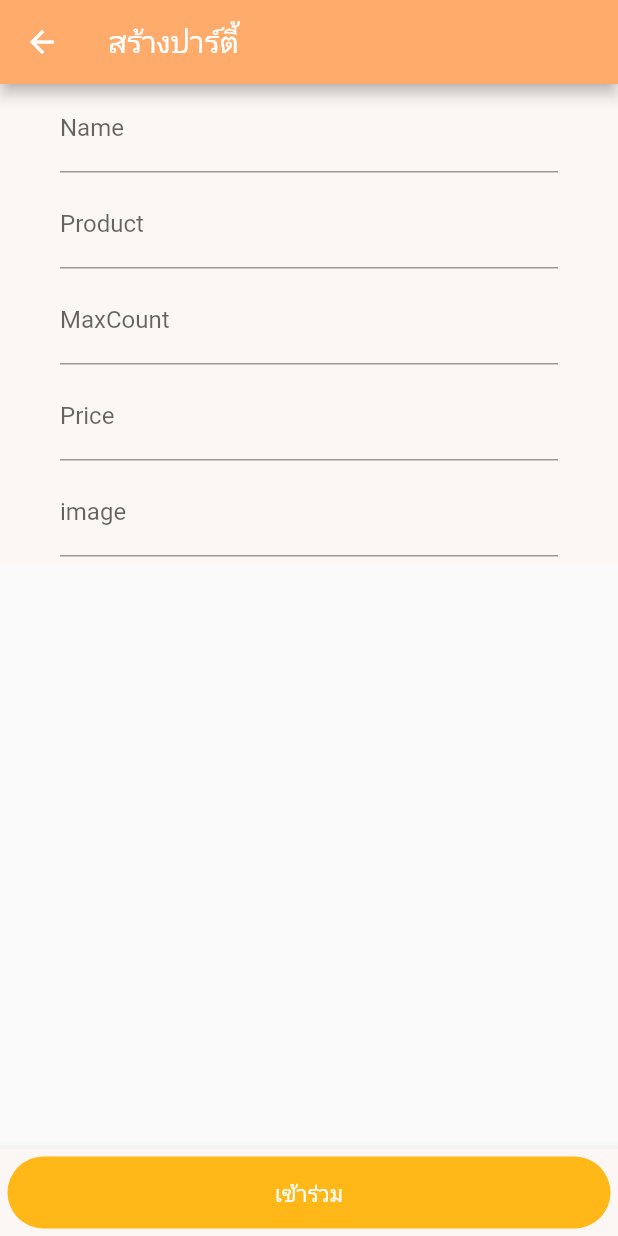
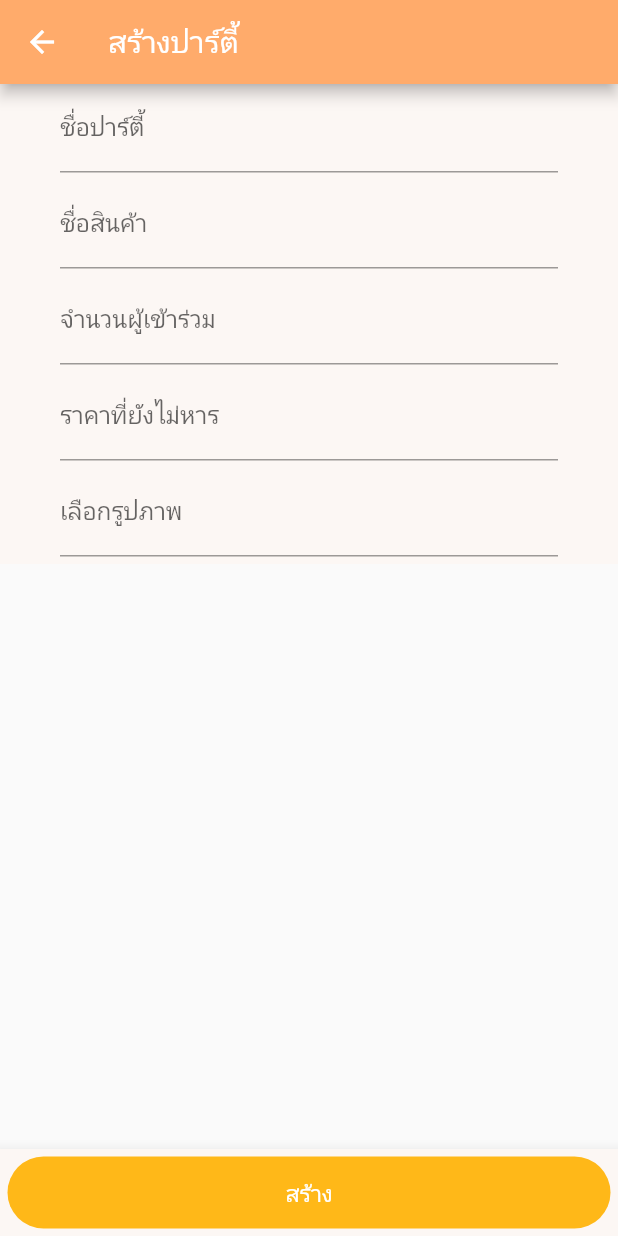
Before and after one commit to Wilaiwandansakchai/partyhaan-flutter, a Flutter app: the CreatePartyScreen screen opened directly, on a phone screen of 412 x 824 dp. Run offline on Flutter 3.47's test engine with Material 2 defaults, Android fonts, the phone set to English and light mode, and no system bars; our stand-ins replace bloc, cloud_firestore, equatable, firebase_auth, firebase_core, flutter_bloc; missing offline and left inert: flow_builder; accounts and stored records are empty.

Commit message:
[Mod] create party

```diff
--- a/lib/customs/custom_color.dart
+++ b/lib/customs/custom_color.dart
@@ -10,6 +10,8 @@ class IColors {
   static const Color textPrice = Color(0xFF717171);
 
   static const Color btnYellow = Color(0xFFffb818);
+  static const Color btnDisable = Color(0xdbe7e3da);
+  static const Color btnGreen = Color(0xFF3A6F14);
 
 
 
--- a/lib/customs/custom_text.dart
+++ b/lib/customs/custom_text.dart
@@ -19,13 +19,21 @@ class IText {
 
   //
   static const String partyJoinBtn = "เข้าร่วม";
+  static const String partyCloseBtn = "ปิดดีล";
 
   //createParty
   static const String navCreateParty = "สร้างปาร์ตี้";
+  static const String createPartyBtn = "สร้าง";
+  static const String createPartyName = "ชื่อปาร์ตี้";
+  static const String createPartyProduct = "ชื่อสินค้า";
+  static const String createPartyMaxCount = "จำนวนผู้เข้าร่วม";
+  static const String createPartyPrice = "ราคาที่ยังไม่หาร";
+
+  static const String createPartyImage = "เลือกรูปภาพ";
+
 
   //partyDetail
   static const String partyDetailFullCost = "ราคาเต็ม";
   static const String partyDetailCost = "ราคาเมื่อเข้าร่วม";
 
-
 }
--- a/lib/models/party_model.dart
+++ b/lib/models/party_model.dart
@@ -10,7 +10,9 @@ class Party {
   final int price;
   final List<String> member;
   final String host;
-   String? id;
+  String? id;
+  bool? isHost;
+  bool? isMember;
 
   Party(
       {required this.createDate,
@@ -22,7 +24,9 @@ class Party {
       required this.price,
       required this.member,
       required this.host,
-      this.id});
+      this.id,
+      this.isHost,
+      this.isMember});
 
   List<Object> get props =>
       [createDate, image, name, product, maxCount, count, price, member, host];
--- a/lib/repositories/party_repository.dart
+++ b/lib/repositories/party_repository.dart
@@ -19,4 +19,10 @@ class PartyRepository {
   }) {
     return _apiService.joinParty(party: party, memberList: memberList);
   }
+
+  Future<void> deleteParty({
+    required Party party,
+  }) {
+    return _apiService.deleteParty(party: party);
+  }
 }
--- a/lib/screen/createParty/view/create_party_screen.dart
+++ b/lib/screen/createParty/view/create_party_screen.dart
@@ -29,7 +29,8 @@ class CreatePartyScreen extends StatelessWidget {
           ),
           bottomNavigationBar: const _BottomNav(),
           body: SafeArea(
-            child: Container(color: IColors.bgEgg,
+            child: Container(
+                color: IColors.bgEgg,
                 padding: const EdgeInsets.only(
                     right: IValue.mainPaddingRL, left: IValue.mainPaddingRL),
                 child: const PartyForm()),
@@ -54,7 +55,7 @@ class _BottomNav extends StatelessWidget {
                   borderRadius: BorderRadius.circular(IValue.btnRadius)),
               child: TextButton(
                 onPressed: () => context.read<CreatePartyCubit>().createParty(),
-                child: Text(IText.partyJoinBtn, style: ITextStyles.partyBtn),
+                child: Text(IText.createPartyBtn, style: ITextStyles.partyBtn),
               ))),
     );
   }
@@ -67,11 +68,15 @@ class PartyForm extends StatelessWidget {
   Widget build(BuildContext context) {
     return BlocListener<CreatePartyCubit, CreatePartyState>(
         listener: (context, state) {
-          // if (state is CreateSuccessState) {
-          //   Navigator.of(context).pop();
-          // } else if (state is CreateFailState) {
-          //   print("CreateFailed");
-          // }
+          if (state.status == CreatePartyStatus.error) {
+            ScaffoldMessenger.of(context)
+              ..hideCurrentSnackBar()
+              ..showSnackBar(
+                const SnackBar(content: Text(IText.errorText)),
+              );
+          } else if (state.status == CreatePartyStatus.success) {
+            Navigator.of(context).pop();
+          }
         },
         child: SingleChildScrollView(
           child: Column(
@@ -104,7 +109,7 @@ class _NameInput extends StatelessWidget {
           onChanged: (value) {
             context.read<CreatePartyCubit>().nameChanged(value);
           },
-          decoration: const InputDecoration(labelText: "Name"),
+          decoration: const InputDecoration(labelText: IText.createPartyName),
         );
       },
     );
@@ -123,7 +128,8 @@ class _ProductInput extends StatelessWidget {
           onChanged: (value) {
             context.read<CreatePartyCubit>().productChanged(value);
           },
-          decoration: const InputDecoration(labelText: "Product"),
+          decoration:
+              const InputDecoration(labelText: IText.createPartyProduct),
         );
       },
     );
@@ -140,10 +146,14 @@ class _MaxCountInput extends StatelessWidget {
       builder: (context, state) {
         return TextField(
           keyboardType: TextInputType.number,
-            onChanged: (value) {
-            context.read<CreatePartyCubit>().maxCountChanged(0);
+          onChanged: (value) {
+            if (value != "") {
+              var number = int.parse(value);
+              context.read<CreatePartyCubit>().maxCountChanged(number);
+            }
           },
-          decoration: const InputDecoration(labelText: "MaxCount"),
+          decoration:
+              const InputDecoration(labelText: IText.createPartyMaxCount),
         );
       },
     );
@@ -161,9 +171,12 @@ class _PriceInput extends StatelessWidget {
         return TextField(
           keyboardType: TextInputType.number,
           onChanged: (value) {
-            context.read<CreatePartyCubit>().maxCountChanged(200);
+            if (value != "") {
+              var number = int.parse(value);
+              context.read<CreatePartyCubit>().priceChanged(number);
+            }
           },
-          decoration: const InputDecoration(labelText: "Price"),
+          decoration: const InputDecoration(labelText: IText.createPartyPrice),
         );
       },
     );
@@ -182,7 +195,7 @@ class _ImageInput extends StatelessWidget {
           onChanged: (value) {
             context.read<CreatePartyCubit>().imageChanged(value);
           },
-          decoration: const InputDecoration(labelText: "image"),
+          decoration: const InputDecoration(labelText: IText.createPartyImage),
         );
       },
     );
--- a/lib/screen/home/view/home_screen.dart
+++ b/lib/screen/home/view/home_screen.dart
@@ -38,6 +38,7 @@ class HomeView extends StatelessWidget {
 
   @override
   Widget build(BuildContext context) {
+    final user = context.select((AppBloc bloc) => bloc.state.user);
     return Scaffold(
       appBar: AppBar(
         backgroundColor: IColors.nav,
@@ -62,7 +63,8 @@ class HomeView extends StatelessWidget {
       ), // Thi
       body: BlocProvider(
           create: (_) {
-            final cubit = HomeCubit(context.read<PartyRepository>());
+            final cubit =
+                HomeCubit(context.read<PartyRepository>(), user: user);
             cubit.fetchPartyList();
             return cubit;
           },
--- a/lib/screen/home/view/party_view.dart
+++ b/lib/screen/home/view/party_view.dart
@@ -30,8 +30,9 @@ class PartyView extends StatelessWidget {
   }
 
   void _onClickPartyDetail(Party party, BuildContext context) {
-    Navigator.push(context,
-        MaterialPageRoute(builder: (context) => PartyDetailScreen(party: party)));
+    Navigator.of(context).push<void>(
+      PartyDetailScreen.route(party),
+    );
   }
 }
 
--- a/lib/screen/partyDetail/cubic/party_detail_state.dart
+++ b/lib/screen/partyDetail/cubic/party_detail_state.dart
@@ -1,6 +1,12 @@
 part of 'party_detail_cubit.dart';
 
-@immutable
-abstract class PartyDetailState {}
+enum UserStatus { none, join, host }
 
-class PartyDetailInitial extends PartyDetailState {}
+class PartyDetailState extends Equatable {
+  @override
+  List<Object?> get props => [];
+}
+
+class PartyDetailSuccessState extends PartyDetailState {}
+
+class PartyDetailFailState extends PartyDetailState {}
```
Also changed, not shown: lib/screen/home/cubic/home_cubit.dart (+17 -4 lines), lib/screen/partyDetail/cubic/party_detail_cubit.dart (+17 -6 lines), lib/screen/partyDetail/view/party_detail_screen.dart (+59 -25 lines), lib/services/party_service.dart (+14 -3 lines).
